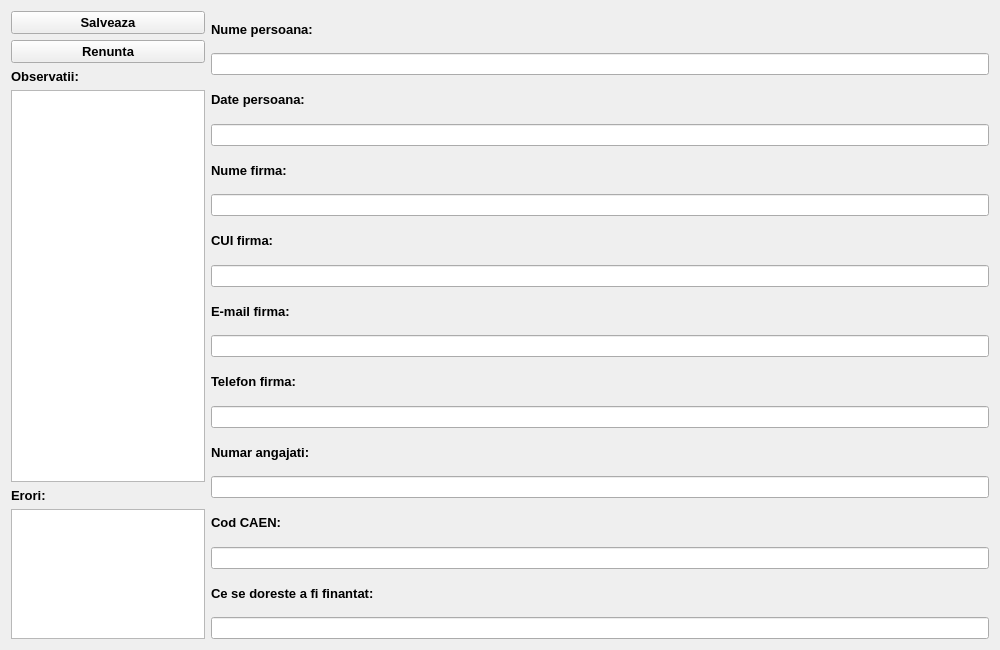
First picture: the form in ui/EntryInterface.ui, repository GabyUnalaq/UNI_CRM_Project, before the edit.
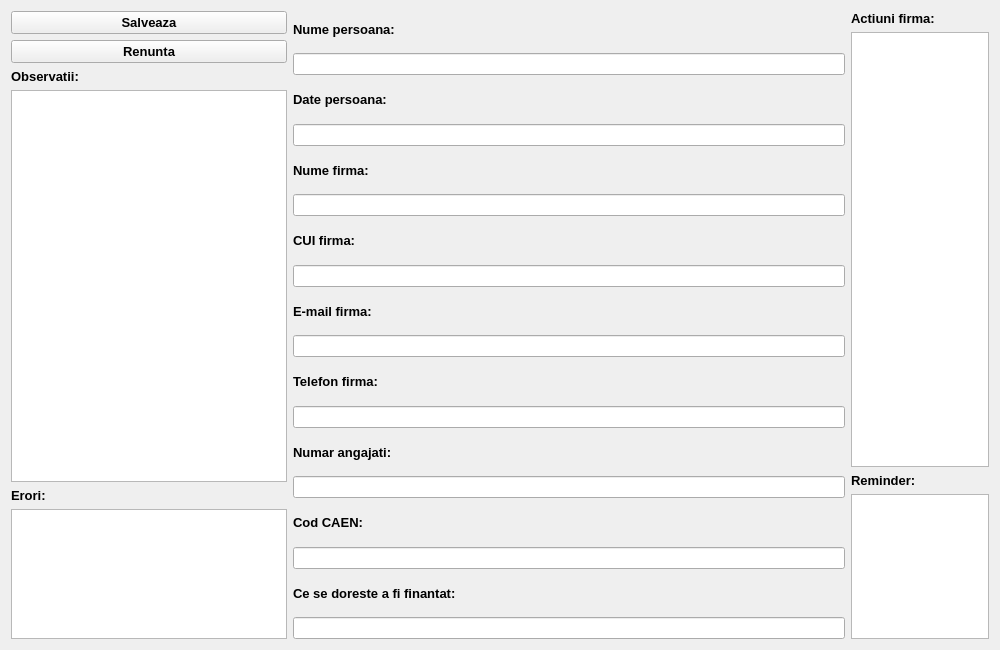
Second picture: the form after the edit.

Commit message:
Created Actions window
And many other modifs

What changed in the file:
```diff
--- a/ui/EntryInterface.ui
+++ b/ui/EntryInterface.ui
@@ -15,7 +15,7 @@
   </property>
   <layout class="QGridLayout" name="gridLayout">
    <item row="0" column="0">
-    <layout class="QHBoxLayout" name="Qhorz_layout_main" stretch="1,4">
+    <layout class="QHBoxLayout" name="Qhoriz_layout_main" stretch="2,4,1">
      <item>
       <layout class="QVBoxLayout" name="Qvert_layout_actions" stretch="1,1,0,3,0,1">
        <item>
@@ -288,6 +288,52 @@
        </item>
       </layout>
      </item>
+     <item>
+      <layout class="QVBoxLayout" name="Qvert_layout_reminder" stretch="0,3,0,1">
+       <item>
+        <widget class="QLabel" name="Qlabel_act">
+         <property name="font">
+          <font>
+           <pointsize>10</pointsize>
+           <weight>75</weight>
+           <bold>true</bold>
+          </font>
+         </property>
+         <property name="text">
+          <string>Actiuni firma:</string>
+         </property>
+        </widget>
+       </item>
+       <item>
+        <widget class="QPlainTextEdit" name="Qtext_act">
+         <property name="cursor" stdset="0">
+          <cursorShape>IBeamCursor</cursorShape>
+         </property>
+        </widget>
+       </item>
+       <item>
+        <widget class="QLabel" name="Qlabel_reminder">
+         <property name="font">
+          <font>
+           <pointsize>10</pointsize>
+           <weight>75</weight>
+           <bold>true</bold>
+          </font>
+         </property>
+         <property name="text">
+          <string>Reminder:</string>
+         </property>
+        </widget>
+       </item>
+       <item>
+        <widget class="QPlainTextEdit" name="Qtext_reminder">
+         <property name="cursor" stdset="0">
+          <cursorShape>IBeamCursor</cursorShape>
+         </property>
+        </widget>
+       </item>
+      </layout>
+     </item>
     </layout>
    </item>
   </layout>
```
The commit also changes 7 other files.
